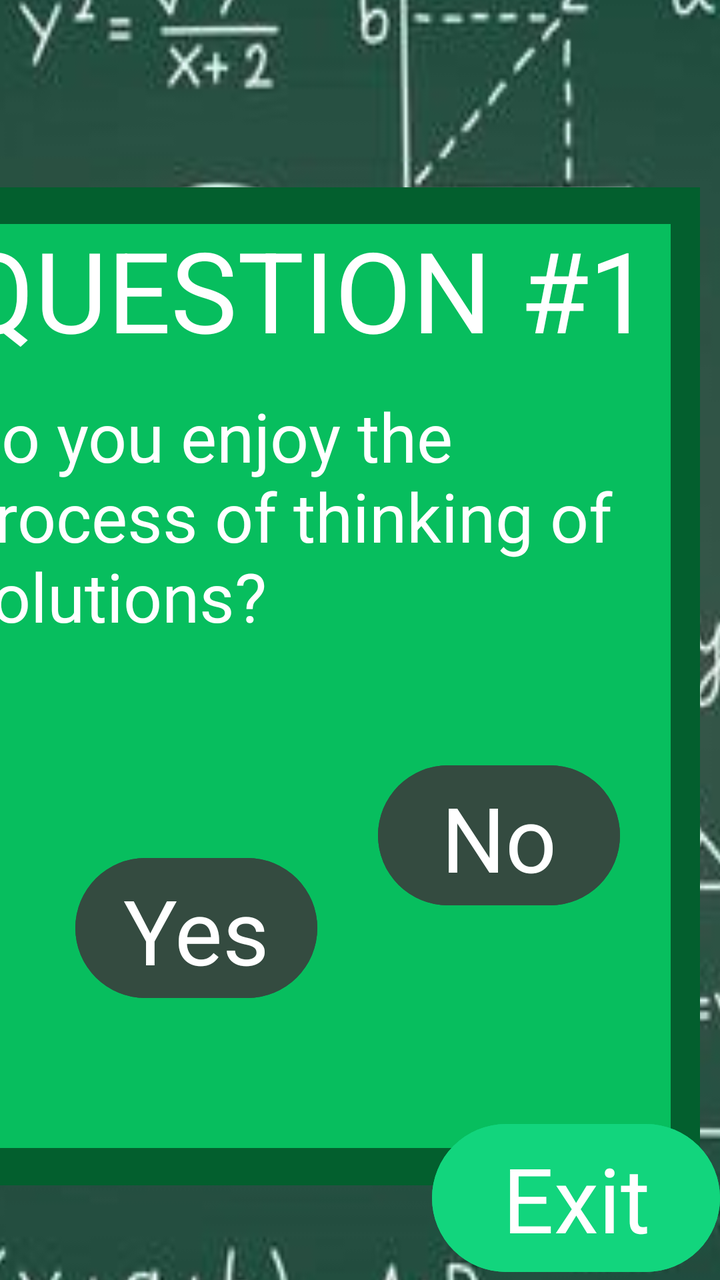
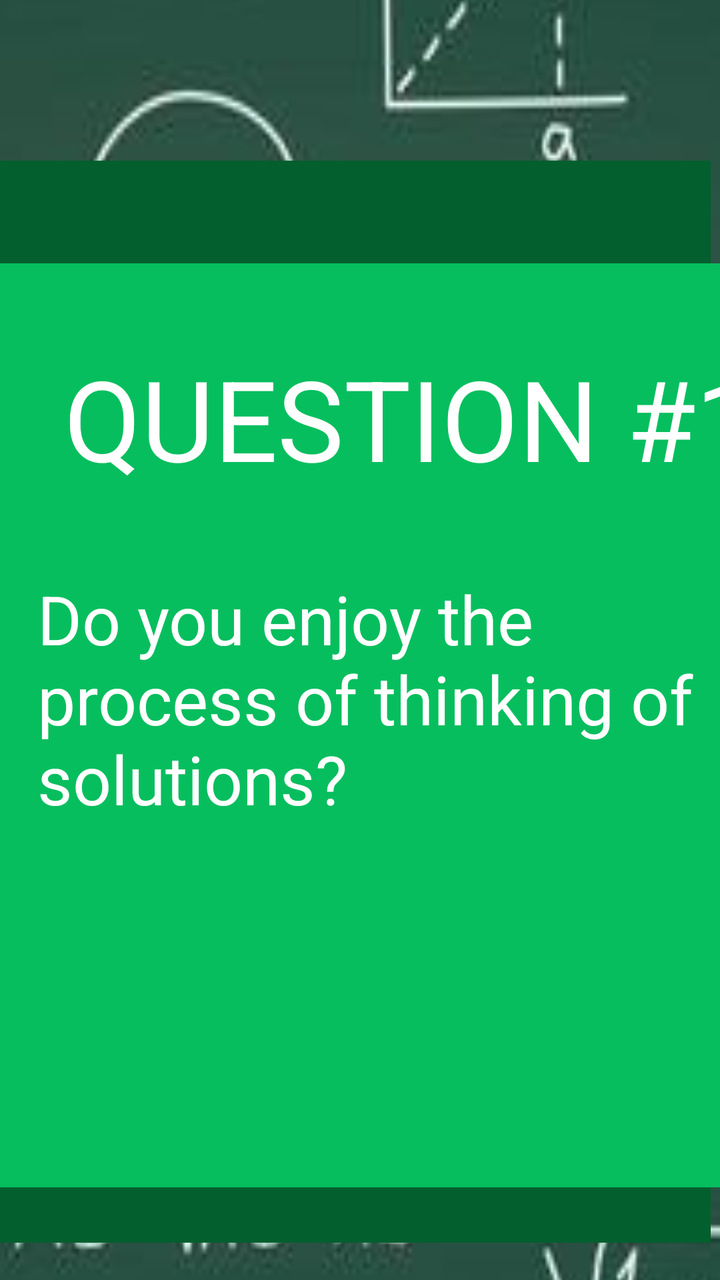

An Android layout rendered at two revisions. The XML below is the earlier revision; the diff shows what the commit changed to produce the second picture.
<!-- AndroidManifest.xml: application theme Theme.MyApplication -->
<!-- res/layout/activity_survey.xml -->
<?xml version="1.0" encoding="utf-8"?>
<androidx.constraintlayout.widget.ConstraintLayout xmlns:android="http://schemas.android.com/apk/res/android"
    xmlns:app="http://schemas.android.com/apk/res-auto"
    xmlns:tools="http://schemas.android.com/tools"
    android:id="@+id/main"
    android:layout_width="match_parent"
    android:layout_height="match_parent"
    tools:context=".Survey">

    <ImageView
        android:id="@+id/imageView2"
        android:layout_width="412dp"
        android:layout_height="735dp"
        android:scaleX="3"
        android:scaleY="3.7"
        app:layout_constraintBottom_toBottomOf="parent"
        app:layout_constraintEnd_toEndOf="parent"
        app:layout_constraintHorizontal_bias="1.0"
        app:layout_constraintStart_toStartOf="parent"
        app:layout_constraintTop_toTopOf="parent"
        app:srcCompat="@drawable/background1_survey"
        tools:ignore="MissingConstraints" />


    <com.google.android.material.appbar.MaterialToolbar
        android:id="@+id/materialToolbar2"
        android:layout_width="392dp"
        android:layout_height="499dp"
        android:background="#035F2E"
        android:minHeight="?attr/actionBarSize"
        android:theme="?attr/actionBarTheme"
        android:visibility="visible"
        app:layout_constraintBottom_toBottomOf="@+id/imageView2"
        app:layout_constraintEnd_toEndOf="parent"
        app:layout_constraintHorizontal_bias="0.491"
        app:layout_constraintStart_toStartOf="@+id/imageView2"
        app:layout_constraintTop_toTopOf="parent"
        app:layout_constraintVertical_bias="0.496"
        tools:ignore="MissingConstraints"
        tools:visibility="visible" />

    <com.google.android.material.appbar.MaterialToolbar
        android:id="@+id/materialToolbar"
        android:layout_width="363dp"
        android:layout_height="462dp"
        android:background="#07BE5E"
        android:minHeight="?attr/actionBarSize"
        android:theme="?attr/actionBarTheme"
        android:visibility="visible"
        app:layout_constraintBottom_toBottomOf="@+id/imageView2"
        app:layout_constraintEnd_toEndOf="parent"
        app:layout_constraintHorizontal_bias="0.491"
        app:layout_constraintStart_toStartOf="@+id/imageView2"
        app:layout_constraintTop_toTopOf="parent"
        app:layout_constraintVertical_bias="0.496"
        tools:ignore="MissingConstraints"
        tools:visibility="visible" />

    <Button
        android:id="@+id/answerYesButton"
        android:layout_width="121dp"
        android:layout_height="78dp"
        android:backgroundTint="#344B40"
        android:text="Yes"
        android:textAppearance="@style/TextAppearance.AppCompat.Display2"
        app:layout_constraintBottom_toBottomOf="@+id/imageView2"
        app:layout_constraintEnd_toEndOf="parent"
        app:layout_constraintHorizontal_bias="0.158"
        app:layout_constraintStart_toStartOf="parent"
        app:layout_constraintTop_toTopOf="parent"
        app:layout_constraintVertical_bias="0.697"
        tools:ignore="MissingConstraints" />

    <Button
        android:id="@+id/answerNoButton"
        android:layout_width="121dp"
        android:layout_height="78dp"
        android:backgroundTint="#344B40"
        android:text="No"
        android:textAppearance="@style/TextAppearance.AppCompat.Display2"
        android:textColorLink="#344B40"
        app:layout_constraintBottom_toBottomOf="parent"
        app:layout_constraintEnd_toEndOf="@+id/imageView2"
        app:layout_constraintHorizontal_bias="0.828"
        app:layout_constraintStart_toStartOf="@+id/imageView2"
        app:layout_constraintTop_toTopOf="@+id/imageView2"
        app:layout_constraintVertical_bias="0.699"
        tools:ignore="MissingConstraints" />

    <Button
        android:id="@+id/exitSurveyButton"
        android:layout_width="144dp"
        android:layout_height="82dp"
        android:backgroundTint="#12D57D"
        android:text="Exit"
        android:textAppearance="@style/TextAppearance.AppCompat.Display2"
        android:textColorLink="#344B40"
        app:layout_constraintBottom_toBottomOf="parent"
        app:layout_constraintEnd_toEndOf="@+id/imageView2"
        app:layout_constraintHorizontal_bias="1.0"
        app:layout_constraintStart_toStartOf="@+id/imageView2"
        app:layout_constraintTop_toTopOf="@+id/imageView2"
        app:layout_constraintVertical_bias="1.0"
        tools:ignore="MissingConstraints" />

    <TextView
        android:id="@+id/textView"
        android:layout_width="353dp"
        android:layout_height="124dp"
        android:text="Do you enjoy the process of thinking of solutions?"
        android:textAllCaps="false"
        android:textAppearance="@style/TextAppearance.AppCompat.Display1"
        android:textColor="#FFFFFF"
        app:layout_constraintBottom_toBottomOf="parent"
        app:layout_constraintEnd_toEndOf="@+id/imageView2"
        app:layout_constraintHorizontal_bias="0.508"
        app:layout_constraintStart_toStartOf="@+id/imageView2"
        app:layout_constraintTop_toTopOf="@+id/imageView2"
        app:layout_constraintVertical_bias="0.431"
        tools:ignore="MissingConstraints" />

    <TextView
        android:id="@+id/textView3"
        android:layout_width="353dp"
        android:layout_height="88dp"
        android:text="QUESTION #1"
        android:textAllCaps="false"
        android:textAppearance="@style/TextAppearance.AppCompat.Display3"
        android:textColor="#FFFFFF"
        app:layout_constraintBottom_toBottomOf="parent"
        app:layout_constraintEnd_toEndOf="parent"
        app:layout_constraintHorizontal_bias="0.516"
        app:layout_constraintStart_toStartOf="@+id/imageView2"
        app:layout_constraintTop_toTopOf="@+id/imageView2"
        app:layout_constraintVertical_bias="0.258"
        tools:ignore="MissingConstraints" />


</androidx.constraintlayout.widget.ConstraintLayout>
<!-- resources referenced by this layout -->
<resources>
  <!-- drawable background1_survey: jpg bitmap (drawable, 35991 bytes) -->
  <style name="Theme.MyApplication" parent="Base.Theme.MyApplication" />
  <style name="Base.Theme.MyApplication" parent="Theme.Material3.DayNight.NoActionBar">
          
          
      </style>
</resources>

<!-- the commit's change to res/layout/activity_survey.xml (unified diff, before → after) -->
@@ -9,10 +9,11 @@
 
     <ImageView
         android:id="@+id/imageView2"
-        android:layout_width="412dp"
-        android:layout_height="735dp"
+        android:layout_width="436dp"
+        android:layout_height="930dp"
+        android:layout_marginStart="3dp"
         android:scaleX="3"
-        android:scaleY="3.7"
+        android:scaleY="4.2"
         app:layout_constraintBottom_toBottomOf="parent"
         app:layout_constraintEnd_toEndOf="parent"
         app:layout_constraintHorizontal_bias="1.0"
@@ -24,18 +25,22 @@
 
     <com.google.android.material.appbar.MaterialToolbar
         android:id="@+id/materialToolbar2"
-        android:layout_width="392dp"
-        android:layout_height="499dp"
+        android:layout_width="405dp"
+        android:layout_height="541dp"
+        android:layout_marginStart="12dp"
+        android:layout_marginTop="139dp"
+        android:layout_marginEnd="5dp"
+        android:layout_marginBottom="64dp"
         android:background="#035F2E"
         android:minHeight="?attr/actionBarSize"
         android:theme="?attr/actionBarTheme"
         android:visibility="visible"
-        app:layout_constraintBottom_toBottomOf="@+id/imageView2"
+        app:layout_constraintBottom_toBottomOf="parent"
         app:layout_constraintEnd_toEndOf="parent"
-        app:layout_constraintHorizontal_bias="0.491"
-        app:layout_constraintStart_toStartOf="@+id/imageView2"
+        app:layout_constraintHorizontal_bias="1.0"
+        app:layout_constraintStart_toStartOf="parent"
         app:layout_constraintTop_toTopOf="parent"
-        app:layout_constraintVertical_bias="0.496"
+        app:layout_constraintVertical_bias="0.565"
         tools:ignore="MissingConstraints"
         tools:visibility="visible" />
 
@@ -43,16 +48,18 @@
         android:id="@+id/materialToolbar"
         android:layout_width="363dp"
         android:layout_height="462dp"
+        android:layout_marginStart="24dp"
+        android:layout_marginTop="257dp"
+        android:layout_marginEnd="24dp"
+        android:layout_marginBottom="172dp"
         android:background="#07BE5E"
         android:minHeight="?attr/actionBarSize"
         android:theme="?attr/actionBarTheme"
         android:visibility="visible"
-        app:layout_constraintBottom_toBottomOf="@+id/imageView2"
+        app:layout_constraintBottom_toBottomOf="parent"
         app:layout_constraintEnd_toEndOf="parent"
-        app:layout_constraintHorizontal_bias="0.491"
-        app:layout_constraintStart_toStartOf="@+id/imageView2"
+        app:layout_constraintStart_toStartOf="parent"
         app:layout_constraintTop_toTopOf="parent"
-        app:layout_constraintVertical_bias="0.496"
         tools:ignore="MissingConstraints"
         tools:visibility="visible" />
 
@@ -60,46 +67,52 @@
         android:id="@+id/answerYesButton"
         android:layout_width="121dp"
         android:layout_height="78dp"
+        android:layout_marginStart="32dp"
+        android:layout_marginTop="563dp"
+        android:layout_marginEnd="258dp"
+        android:layout_marginBottom="250dp"
         android:backgroundTint="#344B40"
         android:text="Yes"
         android:textAppearance="@style/TextAppearance.AppCompat.Display2"
-        app:layout_constraintBottom_toBottomOf="@+id/imageView2"
+        app:layout_constraintBottom_toBottomOf="parent"
         app:layout_constraintEnd_toEndOf="parent"
-        app:layout_constraintHorizontal_bias="0.158"
         app:layout_constraintStart_toStartOf="parent"
         app:layout_constraintTop_toTopOf="parent"
-        app:layout_constraintVertical_bias="0.697"
         tools:ignore="MissingConstraints" />
 
     <Button
         android:id="@+id/answerNoButton"
         android:layout_width="121dp"
         android:layout_height="78dp"
+        android:layout_marginStart="251dp"
+        android:layout_marginTop="563dp"
+        android:layout_marginEnd="39dp"
+        android:layout_marginBottom="250dp"
         android:backgroundTint="#344B40"
         android:text="No"
         android:textAppearance="@style/TextAppearance.AppCompat.Display2"
         android:textColorLink="#344B40"
         app:layout_constraintBottom_toBottomOf="parent"
-        app:layout_constraintEnd_toEndOf="@+id/imageView2"
-        app:layout_constraintHorizontal_bias="0.828"
-        app:layout_constraintStart_toStartOf="@+id/imageView2"
-        app:layout_constraintTop_toTopOf="@+id/imageView2"
-        app:layout_constraintVertical_bias="0.699"
+        app:layout_constraintEnd_toEndOf="parent"
+        app:layout_constraintStart_toStartOf="parent"
+        app:layout_constraintTop_toTopOf="parent"
         tools:ignore="MissingConstraints" />
 
     <Button
         android:id="@+id/exitSurveyButton"
         android:layout_width="144dp"
         android:layout_height="82dp"
+        android:layout_marginStart="269dp"
+        android:layout_marginTop="691dp"
         android:backgroundTint="#12D57D"
         android:text="Exit"
         android:textAppearance="@style/TextAppearance.AppCompat.Display2"
         android:textColorLink="#344B40"
         app:layout_constraintBottom_toBottomOf="parent"
-        app:layout_constraintEnd_toEndOf="@+id/imageView2"
+        app:layout_constraintEnd_toEndOf="parent"
         app:layout_constraintHorizontal_bias="1.0"
-        app:layout_constraintStart_toStartOf="@+id/imageView2"
-        app:layout_constraintTop_toTopOf="@+id/imageView2"
+        app:layout_constraintStart_toStartOf="parent"
+        app:layout_constraintTop_toTopOf="parent"
         app:layout_constraintVertical_bias="1.0"
         tools:ignore="MissingConstraints" />
 
@@ -107,32 +120,40 @@
         android:id="@+id/textView"
         android:layout_width="353dp"
         android:layout_height="124dp"
+        android:layout_marginStart="32dp"
+        android:layout_marginTop="276dp"
+        android:layout_marginEnd="14dp"
+        android:layout_marginBottom="212dp"
         android:text="Do you enjoy the process of thinking of solutions?"
         android:textAllCaps="false"
         android:textAppearance="@style/TextAppearance.AppCompat.Display1"
         android:textColor="#FFFFFF"
         app:layout_constraintBottom_toBottomOf="parent"
-        app:layout_constraintEnd_toEndOf="@+id/imageView2"
-        app:layout_constraintHorizontal_bias="0.508"
-        app:layout_constraintStart_toStartOf="@+id/imageView2"
-        app:layout_constraintTop_toTopOf="@+id/imageView2"
-        app:layout_constraintVertical_bias="0.431"
+        app:layout_constraintEnd_toEndOf="parent"
+        app:layout_constraintHorizontal_bias="0.344"
+        app:layout_constraintStart_toStartOf="parent"
+        app:layout_constraintTop_toTopOf="parent"
+        app:layout_constraintVertical_bias="0.382"
         tools:ignore="MissingConstraints" />
 
     <TextView
         android:id="@+id/textView3"
         android:layout_width="353dp"
         android:layout_height="88dp"
+        android:layout_marginStart="32dp"
+        android:layout_marginTop="172dp"
+        android:layout_marginEnd="14dp"
+        android:layout_marginBottom="381dp"
         android:text="QUESTION #1"
         android:textAllCaps="false"
         android:textAppearance="@style/TextAppearance.AppCompat.Display3"
         android:textColor="#FFFFFF"
         app:layout_constraintBottom_toBottomOf="parent"
         app:layout_constraintEnd_toEndOf="parent"
-        app:layout_constraintHorizontal_bias="0.516"
-        app:layout_constraintStart_toStartOf="@+id/imageView2"
-        app:layout_constraintTop_toTopOf="@+id/imageView2"
-        app:layout_constraintVertical_bias="0.258"
+        app:layout_constraintHorizontal_bias="0.0"
+        app:layout_constraintStart_toStartOf="parent"
+        app:layout_constraintTop_toTopOf="parent"
+        app:layout_constraintVertical_bias="0.452"
         tools:ignore="MissingConstraints" />
 
 
